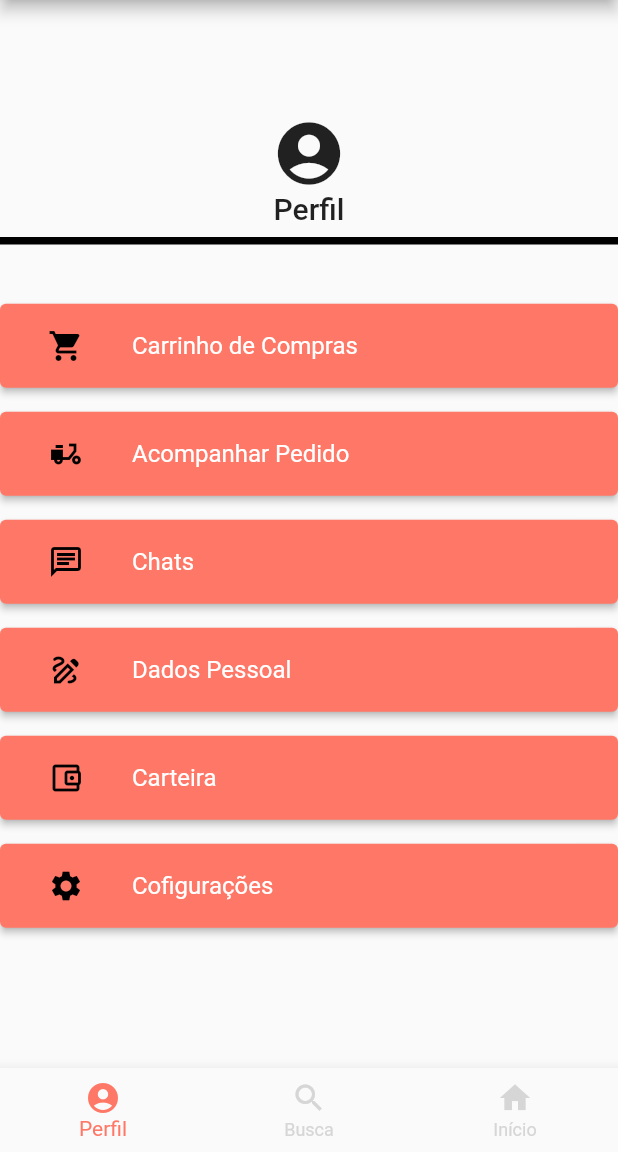
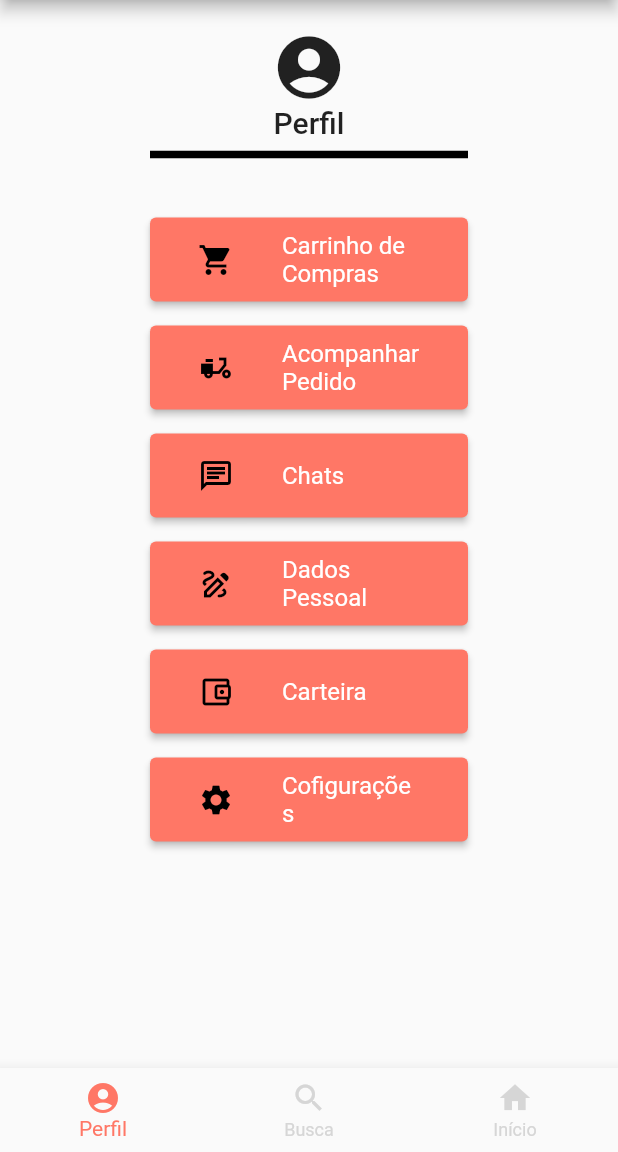
Before and after one commit to VitorAPP/flutter_application_1, a Flutter app: the screen it shows after launch, on a phone screen of 412 x 824 dp, the part 84-1236 px from its top. Run offline on Flutter 3.47's test engine with Material 2 defaults, Android fonts, the phone set to English and light mode, and no system bars; our stand-ins replace flutter_neumorphic, syncfusion_flutter_sliders; missing offline and left inert: dart:html, syncfusion_flutter_core; key blocks and very long unbroken strings in the code were emptied for the run.

Commit message:
inicio login e alteracao main

```diff
--- a/lib/main.dart
+++ b/lib/main.dart
@@ -1,3 +1,4 @@
+import 'dart:convert';
 import 'dart:html';
 
 import 'package:flutter/cupertino.dart';
@@ -87,28 +88,13 @@ class _MyHomePageState extends State<MyHomePage> {
   Widget build(BuildContext context) {
     return Scaffold(
       appBar: AppBar(
-        // leading: IconButton(
-        //   icon: Icon(
-        //     Icons.location_pin,
-        //     color: Colors.white,
-        //   ),
-        //   tooltip: 'Local',
-        //   onPressed: null,
-        // ),
         backgroundColor: Color.fromRGBO(255, 119, 102, 10),
         title: Text('DrogaLive'),
-        actions: <Widget>[
-          /* IconButton(
-            icon: const Icon(Icons.qr_code),
-            tooltip: 'Show Snackbar',
-            onPressed: () {
-              ScaffoldMessenger.of(context)
-                  .showSnackBar(const SnackBar(content: Text('QR')));
-            },
-          ),*/
-        ],
+        actions: <Widget>[],
       ),
-      body: _currentPage,
+      body: SingleChildScrollView(
+        child: _currentPage,
+      ),
       bottomNavigationBar: BottomNavigationBar(
         onTap: (index) {
           _changeTab(index);
@@ -131,47 +117,6 @@ class _MyHomePageState extends State<MyHomePage> {
         selectedItemColor: Color.fromRGBO(255, 119, 102, 10),
         unselectedItemColor: const Color.fromARGB(255, 214, 214, 214),
       ),
-      /*  drawer: Drawer(
-        child: Container(
-          margin: const EdgeInsets.only(top: 0.0),
-
-          child: Column(
-            children: <Widget>[
-              UserAccountsDrawerHeader(
-                decoration: BoxDecoration(
-            color: Color.fromRGBO(255, 119, 102, 10),
-          ),
-
-                accountEmail: Text("xpto@mail.com"),
-                accountName: Text("Eri"),
-                currentAccountPicture: CircleAvatar(
-                  child: Text("ER"),
-
-
-                ),
-              ),
-              _navigationItemListTitle(pagePerfil, 0),
-              _navigationItemListTitle(pageBusca, 1),
-              _navigationItemListTitle(page3, 2),
-              _navigationItemListTitle(pageCarteira, 3),
-              //  _navigationItemListTitle(page4, 3),
-              SizedBox(height: 50),
-              Divider(),
-              SizedBox(height: 50),
-              Row(
-                children: [
-                  Expanded(flex: 2, child: Icon(Icons.output_outlined)),
-                  Expanded(
-                      flex: 9,
-                      child: Text('Sair',
-                          style: TextStyle(color: Colors.black, fontSize: 20.0),
-                          textAlign: TextAlign.left)),
-                ],
-              ),
-            ],
-          ),
-        ),
-      ),*/
     );
   }
 
@@ -239,9 +184,11 @@ class PagePerfil extends StatelessWidget {
   @override
   Widget build(BuildContext context) {
     return Center(
-      // alignment: Alignment.topCenter,
+      child: Container(
+        alignment: Alignment.center,
+        margin: const EdgeInsets.symmetric(horizontal: 100),
+        padding: const EdgeInsets.only(top: 20),
         child: Column(
-        mainAxisSize: MainAxisSize.min,
           children: [
             Icon(Icons.account_circle, size: 50),
             Text('$pagePerfil', style: Theme.of(context).textTheme.headline6),
@@ -292,40 +239,8 @@ class PagePerfil extends StatelessWidget {
                 textoDoIncone: Text('Cofigurações'),
                 x: 5),
             espacamento(),
-
-          // butoesPerfil(context: context, iconeDePerfil: Icon(Icons.shopping_cart, color: Colors.black), textoDoIncone: Text('Carrinho de Compras')),
-
-          /* Container(
-            padding: const EdgeInsets.only(left: 20),
-            child: Align(
-              alignment: AlignmentDirectional.centerStart,
-              child: Text(
-                '',
-                style: Theme.of(context).textTheme.caption,
-                textAlign: TextAlign.start,
+          ],
         ),
-            ),
-          ),*/
-
-          /* ElevatedButton(
-
-            onPressed: () => changePage(1),
-            child: const Text('Voltar para principal'),
-          ),*/
-
-          /*MaterialButton(
-            color: Color.fromRGBO(255, 119, 102, 10),
-            onPressed: () {
-              Navigator.push(context, MaterialPageRoute<void>(
-                builder: (BuildContext context) {
-                  Widget _novo = Novo();
-                  return _novo;
-                },
-              ));
-            },
-            child: ListTile(leading:Icon(Icons.moped_sharp, color: Colors.black,), title: Text('Acompanha pedido'),textColor: Colors.white, ),
-          ),*/
-        ],
       ),
     );
   }
--- a/pubspec.yaml
+++ b/pubspec.yaml
@@ -37,6 +37,7 @@ dependencies:
   # The following adds the Cupertino Icons font to your application.
   # Use with the CupertinoIcons class for iOS style icons.
   cupertino_icons: ^1.0.2
+  flutter_neumorphic: ^3.2.0
 
 dev_dependencies:
   flutter_test:
```
Also changed, not shown: lib/pages/landing.dart (added, +126 -0 lines), pubspec.lock, 1 other file. Lines whose indentation alone changed are shown as unchanged.
